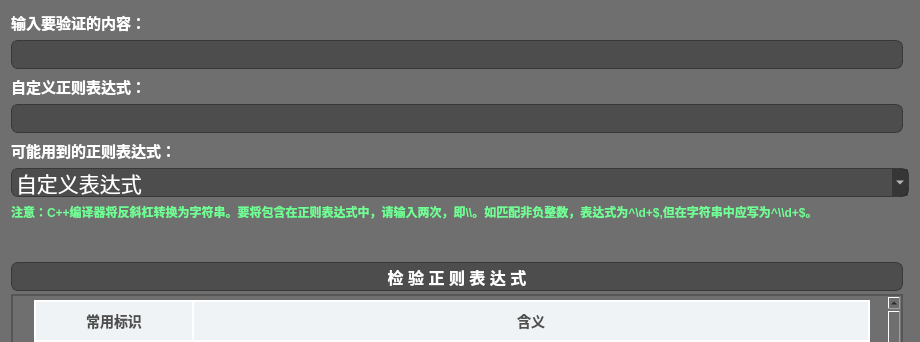
HuaGouFdog/QRegExp, file mainwindow.ui: the form before one commit; both pictures show x 0 to 920 and y 0 to 342 of the 920 by 688 pixel window.
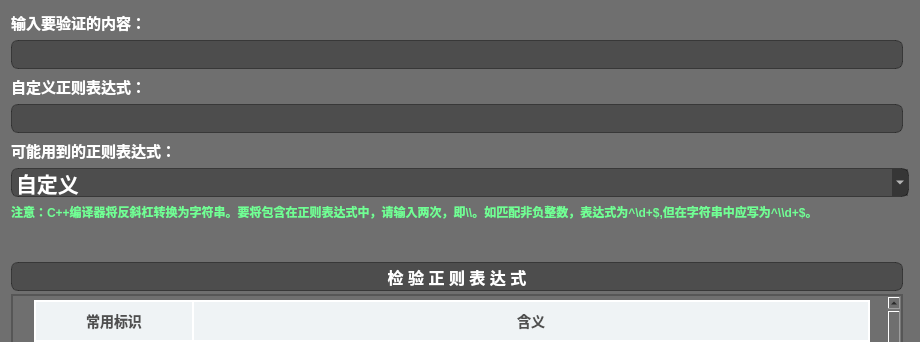
The form after the commit. Icons and pictures are not drawn.

Commit message: 增加了正则表达式

What changed in the file:
```diff
--- a/mainwindow.ui
+++ b/mainwindow.ui
@@ -61,8 +61,8 @@
       <property name="font">
        <font>
         <pointsize>16</pointsize>
-        <weight>50</weight>
-        <bold>false</bold>
+        <weight>75</weight>
+        <bold>true</bold>
        </font>
       </property>
       <property name="styleSheet">
@@ -75,7 +75,7 @@
       </property>
       <item>
        <property name="text">
-        <string>自定义表达式</string>
+        <string>自定义</string>
        </property>
       </item>
       <item>
```
Left out of the diff: 40 changed lines with no effect on the pictures. The commit also changes 11 other files.
